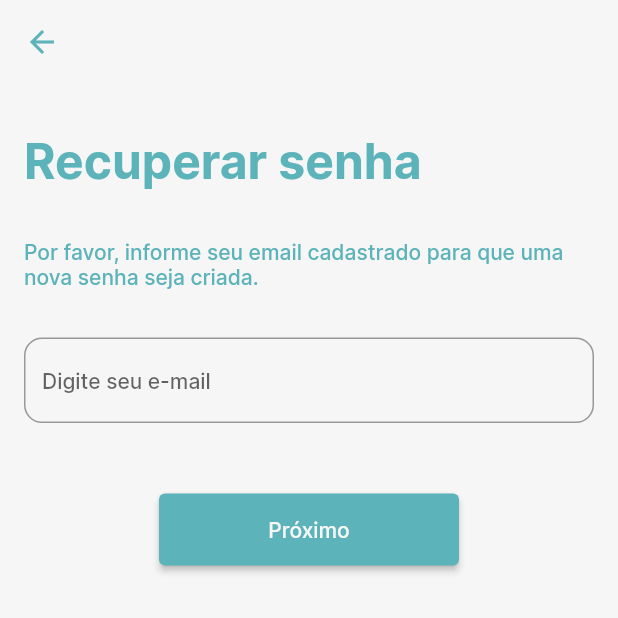
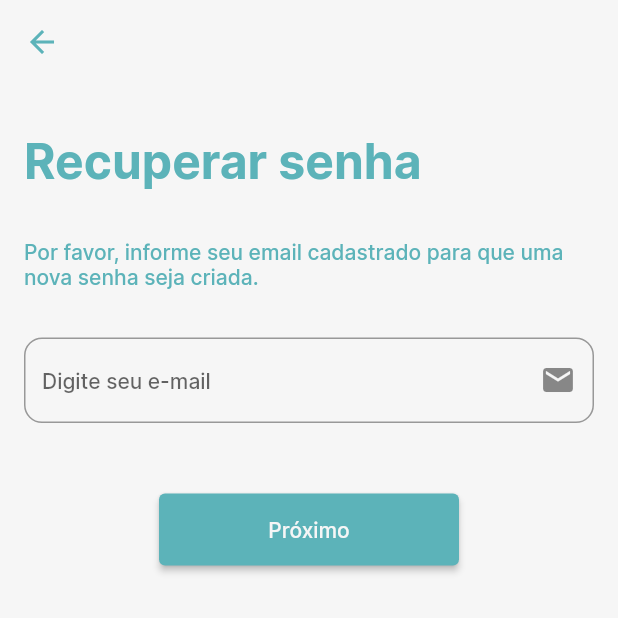
Before and after one commit to proz-tecnologia/PIT01GP07, a Flutter app: the screen it shows after launch, after a tap on "Recuperar senha?", on a phone screen of 412 x 824 dp, the top half of it. Run offline on Flutter 3.47's test engine with Material 2 defaults, Android fonts, the phone set to English and light mode, and no system bars; our stand-ins replace carousel_slider, email_validator, flutter_speed_dial, shared_preferences, smooth_page_indicator.

Commit message:
refactor: Update on Login Page Layout

```diff
--- a/lib/pages/login/login.dart
+++ b/lib/pages/login/login.dart
@@ -65,9 +65,12 @@ class _LoginScreenState extends State<LoginScreen> {
               Row(
                 mainAxisAlignment: MainAxisAlignment.start,
                 children: const [
+                  SizedBox (width:16),
                   Text(
                     ' Olá!',
                     style: TextStyle(
+                      fontFamily: 'Inter',
+                      fontWeight: FontWeight.w500,
                       fontSize: 36,
                       color: AppColors.backgroudColor,
                     ),
@@ -77,6 +80,7 @@ class _LoginScreenState extends State<LoginScreen> {
               Padding(
                 padding: const EdgeInsets.all(16.0),
                 child: TextFormField(
+                  cursorColor: AppColors.focusTextFormFieldColor,
                   controller: emailController,
                   validator: (value) {
                     if (value!.isEmpty) {
@@ -94,11 +98,18 @@ class _LoginScreenState extends State<LoginScreen> {
                     hintText: 'Digite seu e-mail',
                     suffixIcon: const Icon(Icons.email),
                   ),
+                  style: const TextStyle(
+                    fontFamily: 'Inter',
+                    fontWeight: FontWeight.w500,
+                    fontSize: 14,
+                    color: AppColors.secondtextColor,
+                  ),
                 ),
               ),
               Padding(
-                padding: const EdgeInsets.all(16.0),
+                padding: const EdgeInsets.only(left: 16, right: 16),
                 child: TextFormField(
+                  cursorColor: AppColors.focusTextFormFieldColor,
                   controller: passwordController,
                   validator: (value) {
                     if (value!.isEmpty) {
@@ -131,23 +142,24 @@ class _LoginScreenState extends State<LoginScreen> {
                 ),
               ),
               Padding(
-                padding: const EdgeInsets.all(12.0),
+                padding: const EdgeInsets.only(top: 8, right: 16),
                 child: Row(
                   mainAxisAlignment: MainAxisAlignment.end,
                   children: [
                     InkWell(
                       onTap: () {
-                        Navigator.of(context).push(MaterialPageRoute(
-                          builder: (BuildContext context) =>
-                              const RecoverScreen(),
-                        ));
+                        Navigator.push(
+                          context,
+                          MaterialPageRoute(
+                              builder: (context) => const RecoverScreen()),
+                        );
                       },
                       child: const Text(
                         'Recuperar senha?',
                         style: TextStyle(
                             fontWeight: FontWeight.bold,
                             color: AppColors.secondtextColor,
-                            fontSize: 16),
+                            fontSize: 14),
                       ),
                     )
                   ],
--- a/lib/pages/recover/recover.dart
+++ b/lib/pages/recover/recover.dart
@@ -64,6 +64,7 @@ class _RecoverScreen extends State<RecoverScreen> {
                       border: StyleApp.outlineTextField,
                       focusedBorder: StyleApp.focusTextField,
                       hintText: 'Digite seu e-mail',
+                      suffixIcon: const Icon(Icons.email),
                       labelStyle: TextStyle(
                         fontFamily: 'Inter',
                         fontWeight: FontWeight.w500,
@@ -76,7 +77,7 @@ class _RecoverScreen extends State<RecoverScreen> {
                       fontFamily: 'Inter',
                       fontWeight: FontWeight.w500,
                       fontSize: 14,
-                      color: AppColors.backgroudColor,
+                      color: AppColors.secondtextColor,
                     ),
                     validator: (email) {
                       if (email == null || email.isEmpty) {
@@ -84,7 +85,6 @@ class _RecoverScreen extends State<RecoverScreen> {
                       } else if (!email.contains("@")) {
                         return 'Email inválido';
                       }
-
                       return null;
                     }),
               ),
```
